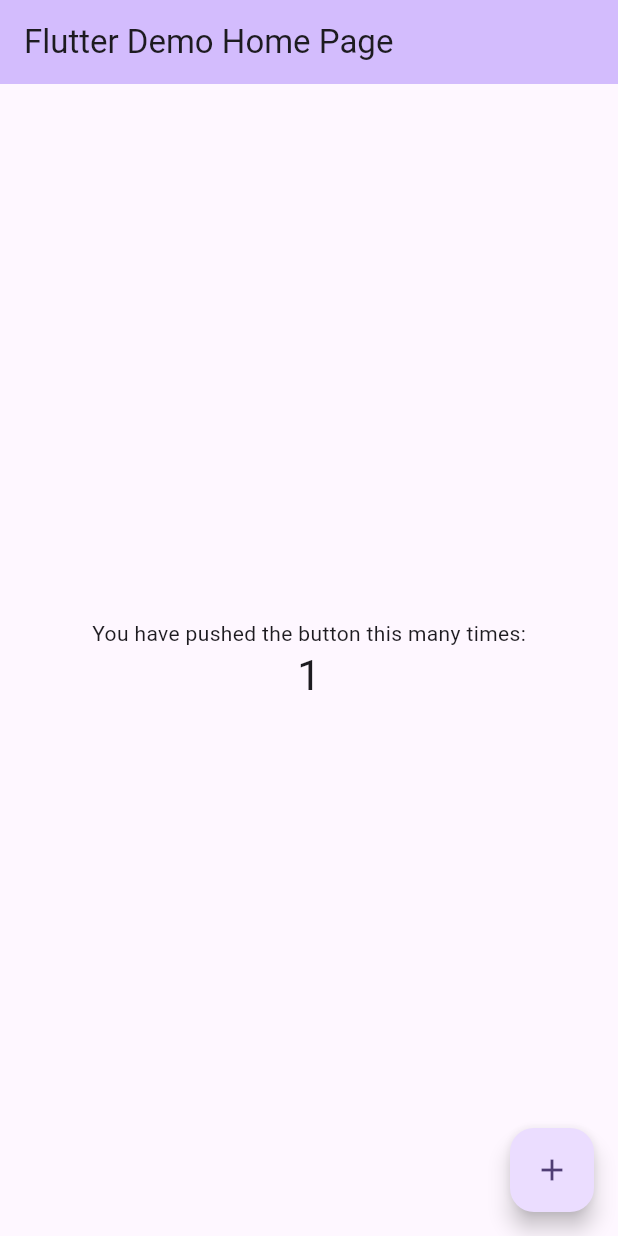
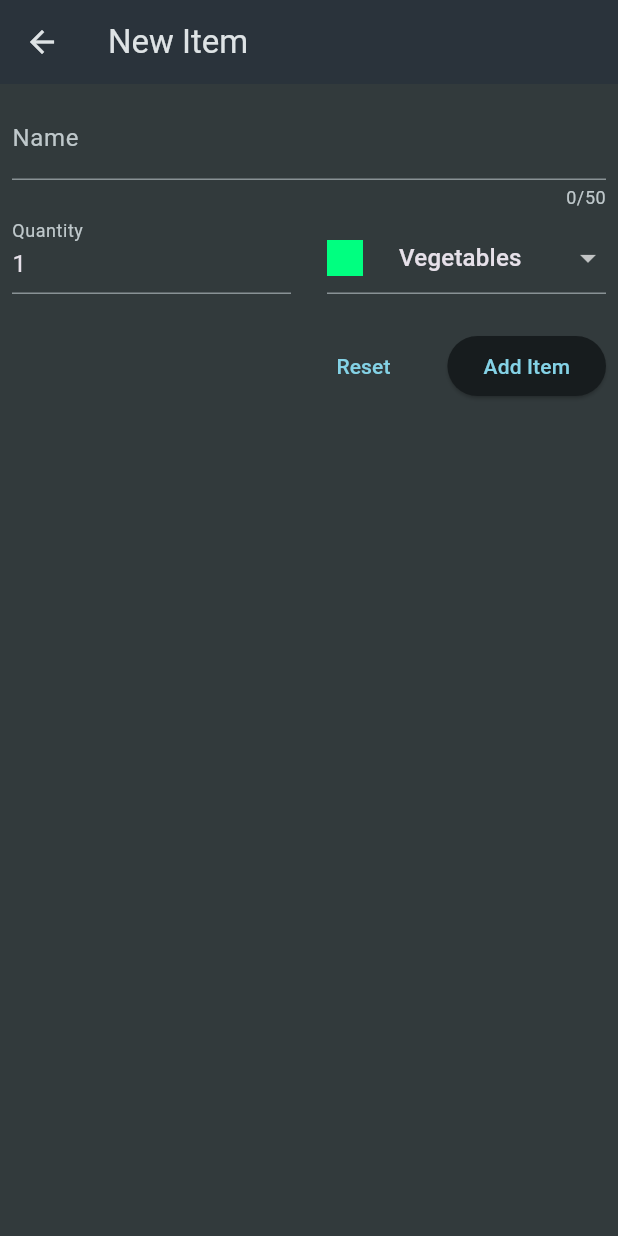
Before and after one commit to gusjabar/flutter, a Flutter app: the screen it shows after launch, after a tap on the "add" icon, on a phone screen of 412 x 824 dp. Run offline on Flutter 3.47's test engine with Material 3 defaults, Android fonts, the phone set to English and light mode, and no system bars; our stand-ins replace flutter_riverpod, google_fonts, transparent_image; network calls fail.

Commit message:
added validation and get data from form

```diff
--- /dev/null
+++ b/shopping_list_app/lib/data/categories.dart
@@ -0,0 +1,45 @@
+import 'package:flutter/material.dart';
+import 'package:shopping_list_app/data/category.dart';
+
+final categories = {
+  Categories.vegetables: const Category(
+    'Vegetables',
+    Color.fromARGB(255, 0, 255, 128),
+  ),
+  Categories.fruit: const Category(
+    'Fruit',
+    Color.fromARGB(255, 145, 255, 0),
+  ),
+  Categories.meat: const Category(
+    'Meat',
+    Color.fromARGB(255, 255, 102, 0),
+  ),
+  Categories.dairy: const Category(
+    'Dairy',
+    Color.fromARGB(255, 0, 208, 255),
+  ),
+  Categories.carbs: const Category(
+    'Carbs',
+    Color.fromARGB(255, 0, 60, 255),
+  ),
+  Categories.sweets: const Category(
+    'Sweets',
+    Color.fromARGB(255, 255, 149, 0),
+  ),
+  Categories.spices: const Category(
+    'Spices',
+    Color.fromARGB(255, 255, 187, 0),
+  ),
+  Categories.convenience: const Category(
+    'Convenience',
+    Color.fromARGB(255, 191, 0, 255),
+  ),
+  Categories.hygiene: const Category(
+    'Hygiene',
+    Color.fromARGB(255, 149, 0, 255),
+  ),
+  Categories.other: const Category(
+    'Other',
+    Color.fromARGB(255, 0, 225, 255),
+  ),
+};
--- /dev/null
+++ b/shopping_list_app/lib/data/category.dart
@@ -0,0 +1,21 @@
+import 'package:flutter/material.dart';
+
+enum Categories {
+  vegetables,
+  fruit,
+  meat,
+  dairy,
+  carbs,
+  sweets,
+  spices,
+  convenience,
+  hygiene,
+  other
+}
+
+class Category {
+  const Category(this.title, this.color);
+
+  final String title;
+  final Color color;
+}
--- /dev/null
+++ b/shopping_list_app/lib/data/dummy_items.dart
@@ -0,0 +1,21 @@
+import 'package:shopping_list_app/data/category.dart';
+import 'package:shopping_list_app/data/categories.dart';
+import 'package:shopping_list_app/data/grocery_item.dart';
+
+final List<GroceryItem> groceryItems = [
+  GroceryItem(
+      id: 'a',
+      name: 'Milk',
+      quantity: 1,
+      category: categories[Categories.dairy]!),
+  GroceryItem(
+      id: 'b',
+      name: 'Bananas',
+      quantity: 5,
+      category: categories[Categories.fruit]!),
+  GroceryItem(
+      id: 'c',
+      name: 'Beef Steak',
+      quantity: 1,
+      category: categories[Categories.meat]!),
+];
--- /dev/null
+++ b/shopping_list_app/lib/data/grocery_item.dart
@@ -0,0 +1,15 @@
+import 'package:shopping_list_app/data/category.dart';
+
+class GroceryItem {
+  const GroceryItem({
+    required this.id,
+    required this.name,
+    required this.quantity,
+    required this.category,
+  });
+
+  final String id;
+  final String name;
+  final int quantity;
+  final Category category;
+}
--- a/shopping_list_app/lib/main.dart
+++ b/shopping_list_app/lib/main.dart
@@ -1,4 +1,5 @@
 import 'package:flutter/material.dart';
+import 'package:shopping_list_app/widgets/grocery_list.dart';
 
 void main() {
   runApp(const MyApp());
@@ -11,115 +12,15 @@ class MyApp extends StatelessWidget {
   @override
   Widget build(BuildContext context) {
     return MaterialApp(
-      title: 'Flutter Demo',
-      theme: ThemeData(
-        // This is the theme of your application.
-        //
-        // TRY THIS: Try running your application with "flutter run". You'll see
-        // the application has a purple toolbar. Then, without quitting the app,
-        // try changing the seedColor in the colorScheme below to Colors.green
-        // and then invoke "hot reload" (save your changes or press the "hot
-        // reload" button in a Flutter-supported IDE, or press "r" if you used
-        // the command line to start the app).
-        //
-        // Notice that the counter didn't reset back to zero; the application
-        // state is not lost during the reload. To reset the state, use hot
-        // restart instead.
-        //
-        // This works for code too, not just values: Most code changes can be
-        // tested with just a hot reload.
-        colorScheme: ColorScheme.fromSeed(seedColor: Colors.deepPurple),
-        useMaterial3: true,
-      ),
-      home: const MyHomePage(title: 'Flutter Demo Home Page'),
-    );
+        title: 'Flutter Groceries',
+        theme: ThemeData.dark().copyWith(
+          colorScheme: ColorScheme.fromSeed(
+            seedColor: const Color.fromARGB(255, 147, 229, 250),
+            brightness: Brightness.dark,
+            surface: const Color.fromARGB(255, 42, 51, 59),
+          ),
+          scaffoldBackgroundColor: const Color.fromARGB(255, 50, 58, 60),
+        ),
+        home: const GroceryList());
   }
 }
-
-class MyHomePage extends StatefulWidget {
-  const MyHomePage({super.key, required this.title});
-
-  // This widget is the home page of your application. It is stateful, meaning
-  // that it has a State object (defined below) that contains fields that affect
-  // how it looks.
-
-  // This class is the configuration for the state. It holds the values (in this
-  // case the title) provided by the parent (in this case the App widget) and
-  // used by the build method of the State. Fields in a Widget subclass are
-  // always marked "final".
-
-  final String title;
-
-  @override
-  State<MyHomePage> createState() => _MyHomePageState();
-}
-
-class _MyHomePageState extends State<MyHomePage> {
-  int _counter = 0;
-
-  void _incrementCounter() {
-    setState(() {
-      // This call to setState tells the Flutter framework that something has
-      // changed in this State, which causes it to rerun the build method below
-      // so that the display can reflect the updated values. If we changed
-      // _counter without calling setState(), then the build method would not be
-      // called again, and so nothing would appear to happen.
-      _counter++;
-    });
-  }
-
-  @override
-  Widget build(BuildContext context) {
-    // This method is rerun every time setState is called, for instance as done
-    // by the _incrementCounter method above.
-    //
-    // The Flutter framework has been optimized to make rerunning build methods
-    // fast, so that you can just rebuild anything that needs updating rather
-    // than having to individually change instances of widgets.
-    return Scaffold(
-      appBar: AppBar(
-        // TRY THIS: Try changing the color here to a specific color (to
-        // Colors.amber, perhaps?) and trigger a hot reload to see the AppBar
-        // change color while the other colors stay the same.
-        backgroundColor: Theme.of(context).colorScheme.inversePrimary,
-        // Here we take the value from the MyHomePage object that was created by
-        // the App.build method, and use it to set our appbar title.
-        title: Text(widget.title),
-      ),
-      body: Center(
-        // Center is a layout widget. It takes a single child and positions it
-        // in the middle of the parent.
-        child: Column(
-          // Column is also a layout widget. It takes a list of children and
-          // arranges them vertically. By default, it sizes itself to fit its
-          // children horizontally, and tries to be as tall as its parent.
-          //
-          // Column has various properties to control how it sizes itself and
-          // how it positions its children. Here we use mainAxisAlignment to
-          // center the children vertically; the main axis here is the vertical
-          // axis because Columns are vertical (the cross axis would be
-          // horizontal).
-          //
-          // TRY THIS: Invoke "debug painting" (choose the "Toggle Debug Paint"
-          // action in the IDE, or press "p" in the console), to see the
-          // wireframe for each widget.
-          mainAxisAlignment: MainAxisAlignment.center,
-          children: <Widget>[
-            const Text(
-              'You have pushed the button this many times:',
-            ),
-            Text(
-              '$_counter',
-              style: Theme.of(context).textTheme.headlineMedium,
-            ),
-          ],
-        ),
-      ),
-      floatingActionButton: FloatingActionButton(
-        onPressed: _incrementCounter,
-        tooltip: 'Increment',
-        child: const Icon(Icons.add),
-      ), // This trailing comma makes auto-formatting nicer for build methods.
-    );
-  }
-}
--- /dev/null
+++ b/shopping_list_app/lib/widgets/grocery_list.dart
@@ -0,0 +1,45 @@
+import 'package:flutter/material.dart';
+
+import 'package:shopping_list_app/data/dummy_items.dart';
+import 'package:shopping_list_app/widgets/new_item.dart';
+
+class GroceryList extends StatefulWidget {
+  const GroceryList({super.key});
+
+  @override
+  State<GroceryList> createState() => _GroceryListState();
+}
+
+class _GroceryListState extends State<GroceryList> {
+  void _addNewItem() {
+    Navigator.of(context).push(
+      MaterialPageRoute(
+        builder: (ctx) => const NewItem(),
+      ),
+    );
+  }
+
+  @override
+  Widget build(BuildContext context) {
+    return Scaffold(
+      appBar: AppBar(
+        title: const Text('Your Groceries'),
+        actions: [
+          IconButton(onPressed: _addNewItem, icon: const Icon(Icons.add))
+        ],
+      ),
+      body: ListView.builder(
+        itemCount: groceryItems.length,
+        itemBuilder: (ctx, index) => ListTile(
+          title: Text(groceryItems[index].name),
+          leading: Container(
+            height: 24,
+            width: 24,
+            color: groceryItems[index].category.color,
+          ),
+          trailing: Text(groceryItems[index].quantity.toString()),
+        ),
+      ),
+    );
+  }
+}
--- /dev/null
+++ b/shopping_list_app/lib/widgets/new_item.dart
@@ -0,0 +1,138 @@
+import 'package:flutter/material.dart';
+
+import 'package:shopping_list_app/data/categories.dart';
+import 'package:shopping_list_app/data/category.dart';
+
+class NewItem extends StatefulWidget {
+  const NewItem({super.key});
+
+  @override
+  State<StatefulWidget> createState() {
+    return _NewItemState();
+  }
+}
+
+class _NewItemState extends State<NewItem> {
+  @override
+  Widget build(BuildContext context) {
+    final _formKey = GlobalKey<FormState>();
+    var _enteredName = '';
+    var _enteredQuantity = 1;
+    var _selectedCategory = categories[Categories.vegetables]!;
+
+    void _saveItem() {
+      _formKey.currentState!.validate();
+      print(_enteredName);
+      print(_enteredQuantity);
+      print(_selectedCategory);
+    }
+
+    return Scaffold(
+      appBar: AppBar(
+        title: const Text('New Item'),
+      ),
+      body: Padding(
+        padding: const EdgeInsets.all(8.0),
+        child: Form(
+          key: _formKey,
+          child: Column(
+            children: [
+              TextFormField(
+                onSaved: (newValue) {
+                  _enteredName = newValue!;
+                },
+                maxLength: 50,
+                decoration: const InputDecoration(
+                  label: Text('Name'),
+                ),
+                validator: (value) {
+                  if (value == null ||
+                      value.isEmpty ||
+                      value.trim().isEmpty ||
+                      value.trim().length <= 1 ||
+                      value.trim().length > 50) {
+                    return 'Name is not valid';
+                  }
+
+                  return null;
+                },
+              ),
+              Row(
+                crossAxisAlignment: CrossAxisAlignment.end,
+                children: [
+                  Expanded(
+                    child: TextFormField(
+                      onSaved: (newValue) {
+                        _enteredQuantity = int.parse(newValue!);
+                      },
+                      initialValue: _enteredQuantity.toString(),
+                      decoration: const InputDecoration(
+                        label: Text('Quantity'),
+                      ),
+                      validator: (value) {
+                        if (value == null ||
+                            value.isEmpty ||
+                            int.tryParse(value) == null ||
+                            int.tryParse(value)! <= 0) {
+                          return 'Quantity is not valid';
+                        }
+                        return null;
+                      },
+                    ),
+                  ),
+                  const SizedBox(width: 24),
+                  Expanded(
+                    child: DropdownButtonFormField(
+                        value: _selectedCategory,
+                        items: [
+                          for (final category in categories.entries)
+                            DropdownMenuItem(
+                                value: category.value,
+                                child: Row(
+                                  children: [
+                                    Container(
+                                      width: 24,
+                                      height: 24,
+                                      color: category.value.color,
+                                    ),
+                                    const SizedBox(width: 24),
+                                    Text(category.value.title)
+                                  ],
+                                ))
+                        ],
+                        onChanged: (value) {
+                          setState(() {
+                            _selectedCategory = value!;
+                          });
+                        }),
+                  )
+                ],
+              ),
+              const SizedBox(
+                height: 24,
+              ),
+              Row(
+                mainAxisAlignment: MainAxisAlignment.end,
+                children: [
+                  TextButton(
+                    onPressed: () {
+                      _formKey.currentState!.reset();
+                    },
+                    child: const Text('Reset'),
+                  ),
+                  const SizedBox(
+                    width: 24,
+                  ),
+                  ElevatedButton(
+                    onPressed: _saveItem,
+                    child: const Text('Add Item'),
+                  ),
+                ],
+              )
+            ],
+          ),
+        ),
+      ),
+    );
+  }
+}
```
